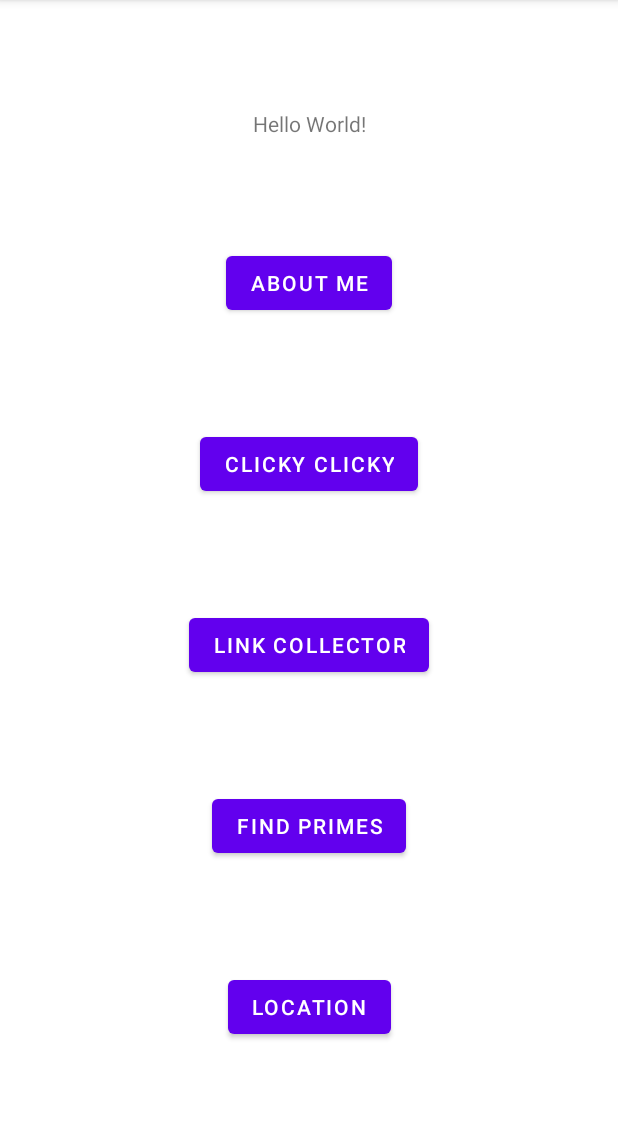
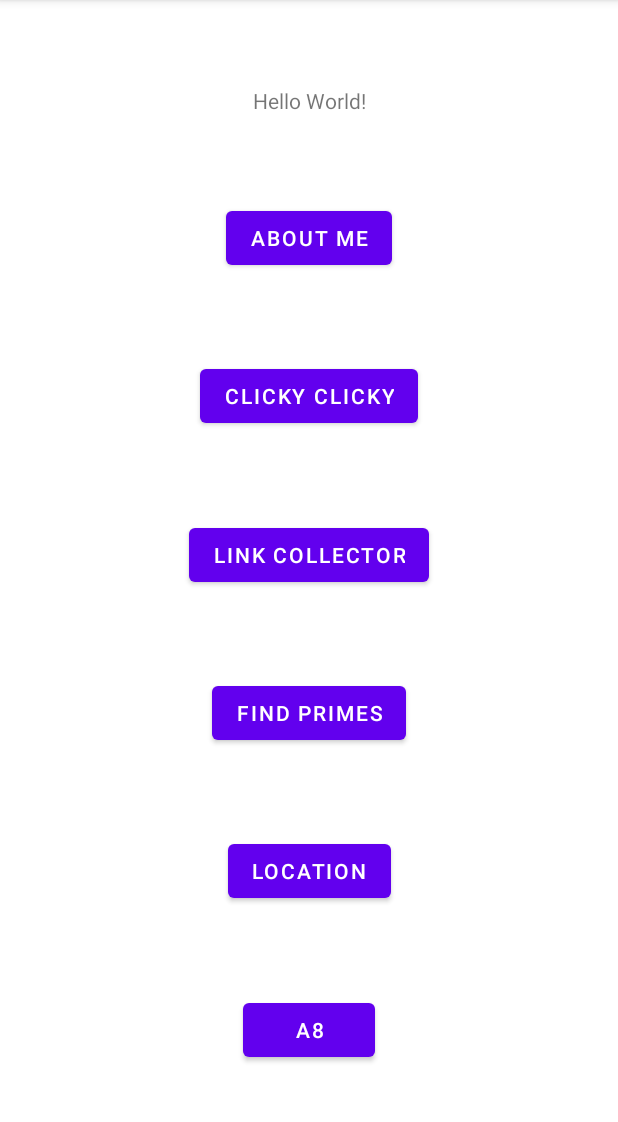
Before and after one commit to rajatbhagat/cs5520-mobile-dev, an Android app: the screen it shows after launch (MainActivity), on a phone screen of 412 x 824 dp, the part 84-1206 px from its top. Run offline under Robolectric (Android 15) with nearby library versions, the phone set to English and light mode, and no system bars; our stand-ins replace navigation-ui.

Commit message:
Adding a button on the main page to go to the new activity

```diff
--- a/app/src/main/java/com/cs5520/mobile_dev/MainActivity.java
+++ b/app/src/main/java/com/cs5520/mobile_dev/MainActivity.java
@@ -85,6 +85,16 @@ public class MainActivity extends AppCompatActivity {
                 startActivity(intent);
             }
         });
+
+        Button a7ActivityButton = (Button) findViewById(R.id.a7_activity);
+        a7ActivityButton.setOnClickListener(new View.OnClickListener() {
+            @Override
+            public void onClick(View v) {
+                Intent intent = new Intent(MainActivity.this,
+                        ApiSearch.class);
+                startActivity(intent);
+            }
+        });
     }
 
     @Override
--- a/app/src/main/res/layout/fragment_first.xml
+++ b/app/src/main/res/layout/fragment_first.xml
@@ -5,6 +5,17 @@
     android:layout_width="match_parent"
     android:layout_height="match_parent"
     tools:context=".FirstFragment">
+
+    <Button
+        android:id="@+id/a7_activity"
+        android:layout_width="wrap_content"
+        android:layout_height="wrap_content"
+        android:text="A8"
+        app:layout_constraintBottom_toBottomOf="parent"
+        app:layout_constraintEnd_toEndOf="parent"
+        app:layout_constraintHorizontal_bias="0.5"
+        app:layout_constraintStart_toStartOf="parent"
+        app:layout_constraintTop_toBottomOf="@+id/location_activity" />
 
     <Button
         android:id="@+id/button_about"
@@ -66,7 +77,7 @@
         android:layout_width="wrap_content"
         android:layout_height="wrap_content"
         android:text="Location"
-        app:layout_constraintBottom_toBottomOf="parent"
+        app:layout_constraintBottom_toTopOf="@+id/a7_activity"
         app:layout_constraintEnd_toEndOf="parent"
         app:layout_constraintHorizontal_bias="0.5"
         app:layout_constraintStart_toStartOf="parent"
```
